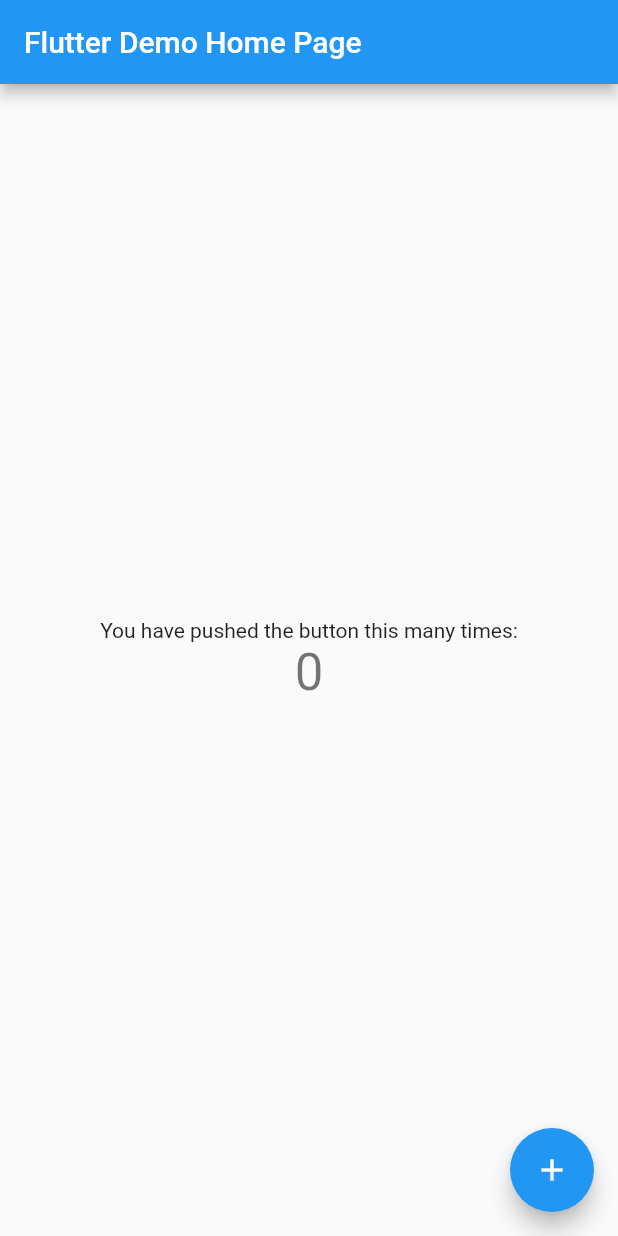
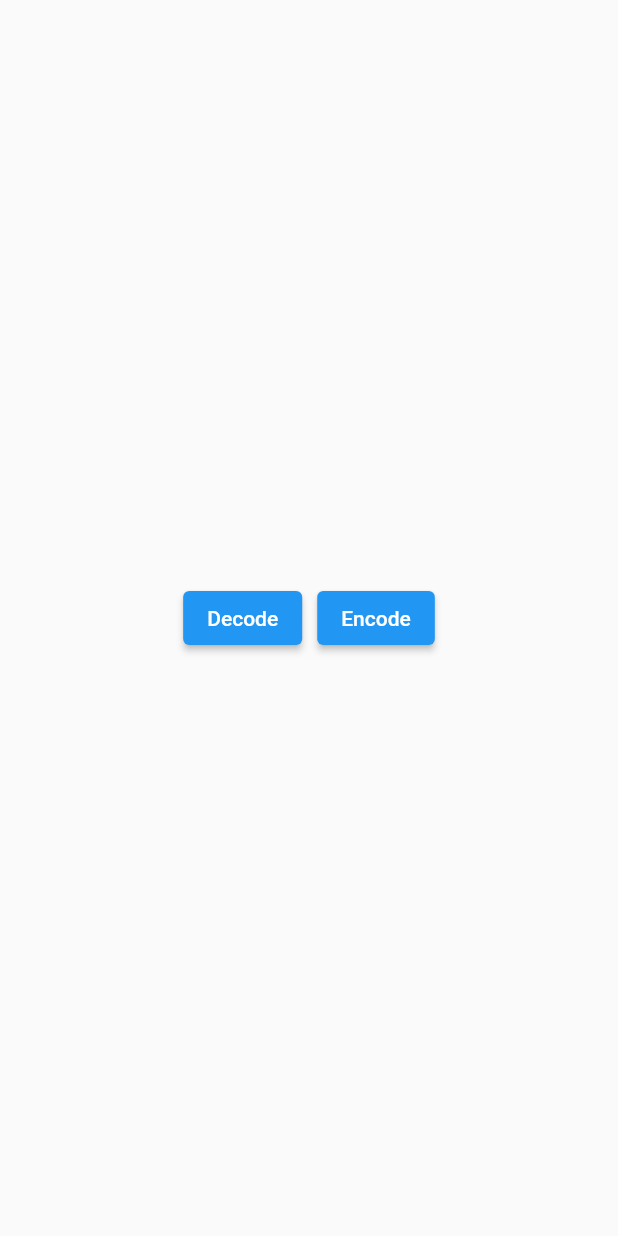
Before and after one commit to ezsultan/Json-serialization, a Flutter app: the screen it shows after launch, on a phone screen of 412 x 824 dp. Run offline on Flutter 3.47's test engine with Material 2 defaults, Android fonts, the phone set to English and light mode, and no system bars; our stand-ins replace dio.

```diff
--- /dev/null
+++ b/assets/json/user.json
@@ -0,0 +1,4 @@
+{
+    "name" : "Sultan",
+    "email" : "sultan@gmail.com"
+}
--- a/lib/main.dart
+++ b/lib/main.dart
@@ -1,6 +1,7 @@
 import 'package:flutter/material.dart';
+import 'package:jsonserialization/view/home_page.dart';
 
-void main() {
+void main() async {
   runApp(const MyApp());
 }
 
@@ -10,106 +11,8 @@ class MyApp extends StatelessWidget {
   // This widget is the root of your application.
   @override
   Widget build(BuildContext context) {
-    return MaterialApp(
-      title: 'Flutter Demo',
-      theme: ThemeData(
-        // This is the theme of your application.
-        //
-        // Try running your application with "flutter run". You'll see the
-        // application has a blue toolbar. Then, without quitting the app, try
-        // changing the primarySwatch below to Colors.green and then invoke
-        // "hot reload" (press "r" in the console where you ran "flutter run",
-        // or simply save your changes to "hot reload" in a Flutter IDE).
-        // Notice that the counter didn't reset back to zero; the application
-        // is not restarted.
-        primarySwatch: Colors.blue,
-      ),
-      home: const MyHomePage(title: 'Flutter Demo Home Page'),
+    return const MaterialApp(
+      home: HomePage(),
     );
   }
 }
-
-class MyHomePage extends StatefulWidget {
-  const MyHomePage({Key? key, required this.title}) : super(key: key);
-
-  // This widget is the home page of your application. It is stateful, meaning
-  // that it has a State object (defined below) that contains fields that affect
-  // how it looks.
-
-  // This class is the configuration for the state. It holds the values (in this
-  // case the title) provided by the parent (in this case the App widget) and
-  // used by the build method of the State. Fields in a Widget subclass are
-  // always marked "final".
-
-  final String title;
-
-  @override
-  State<MyHomePage> createState() => _MyHomePageState();
-}
-
-class _MyHomePageState extends State<MyHomePage> {
-  int _counter = 0;
-
-  void _incrementCounter() {
-    setState(() {
-      // This call to setState tells the Flutter framework that something has
-      // changed in this State, which causes it to rerun the build method below
-      // so that the display can reflect the updated values. If we changed
-      // _counter without calling setState(), then the build method would not be
-      // called again, and so nothing would appear to happen.
-      _counter++;
-    });
-  }
-
-  @override
-  Widget build(BuildContext context) {
-    // This method is rerun every time setState is called, for instance as done
-    // by the _incrementCounter method above.
-    //
-    // The Flutter framework has been optimized to make rerunning build methods
-    // fast, so that you can just rebuild anything that needs updating rather
-    // than having to individually change instances of widgets.
-    return Scaffold(
-      appBar: AppBar(
-        // Here we take the value from the MyHomePage object that was created by
-        // the App.build method, and use it to set our appbar title.
-        title: Text(widget.title),
-      ),
-      body: Center(
-        // Center is a layout widget. It takes a single child and positions it
-        // in the middle of the parent.
-        child: Column(
-          // Column is also a layout widget. It takes a list of children and
-          // arranges them vertically. By default, it sizes itself to fit its
-          // children horizontally, and tries to be as tall as its parent.
-          //
-          // Invoke "debug painting" (press "p" in the console, choose the
-          // "Toggle Debug Paint" action from the Flutter Inspector in Android
-          // Studio, or the "Toggle Debug Paint" command in Visual Studio Code)
-          // to see the wireframe for each widget.
-          //
-          // Column has various properties to control how it sizes itself and
-          // how it positions its children. Here we use mainAxisAlignment to
-          // center the children vertically; the main axis here is the vertical
-          // axis because Columns are vertical (the cross axis would be
-          // horizontal).
-          mainAxisAlignment: MainAxisAlignment.center,
-          children: <Widget>[
-            const Text(
-              'You have pushed the button this many times:',
-            ),
-            Text(
-              '$_counter',
-              style: Theme.of(context).textTheme.headline4,
-            ),
-          ],
-        ),
-      ),
-      floatingActionButton: FloatingActionButton(
-        onPressed: _incrementCounter,
-        tooltip: 'Increment',
-        child: const Icon(Icons.add),
-      ), // This trailing comma makes auto-formatting nicer for build methods.
-    );
-  }
-}
--- /dev/null
+++ b/lib/view/home_page.dart
@@ -0,0 +1,33 @@
+import 'package:flutter/material.dart';
+import 'package:jsonserialization/repository/serialization.dart';
+
+class HomePage extends StatelessWidget {
+  const HomePage({Key? key}) : super(key: key);
+
+  @override
+  Widget build(BuildContext context) {
+    return Scaffold(
+      body: Center(
+        child: Column(
+          mainAxisAlignment: MainAxisAlignment.center,
+          children: [
+            Row(
+              mainAxisAlignment: MainAxisAlignment.center,
+              children: const [
+                ElevatedButton(
+                  onPressed: decodeJson,
+                  child: Text('Decode'),
+                ),
+                SizedBox(width: 10),
+                ElevatedButton(
+                  onPressed: encodeJson,
+                  child: Text('Encode'),
+                ),
+              ],
+            )
+          ],
+        ),
+      ),
+    );
+  }
+}
```
Also changed, not shown: lib/dio/person_service.dart (added, +19 -0 lines), lib/model/person.dart (added, +33 -0 lines), lib/model/user.dart (added, +15 -0 lines), lib/model/user_auto.dart (added, +15 -0 lines), lib/repository/serialization.dart (added, +32 -0 lines), pubspec.yaml (+8 -18 lines), lib/model/user_auto.g.dart (added), pubspec.lock, 1 other file.
